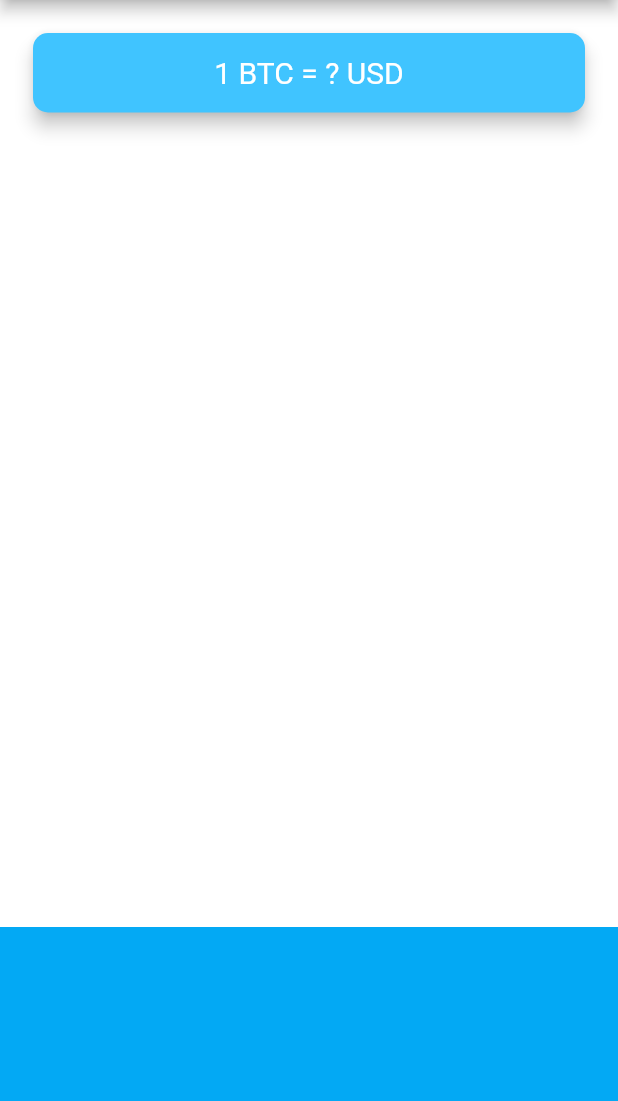
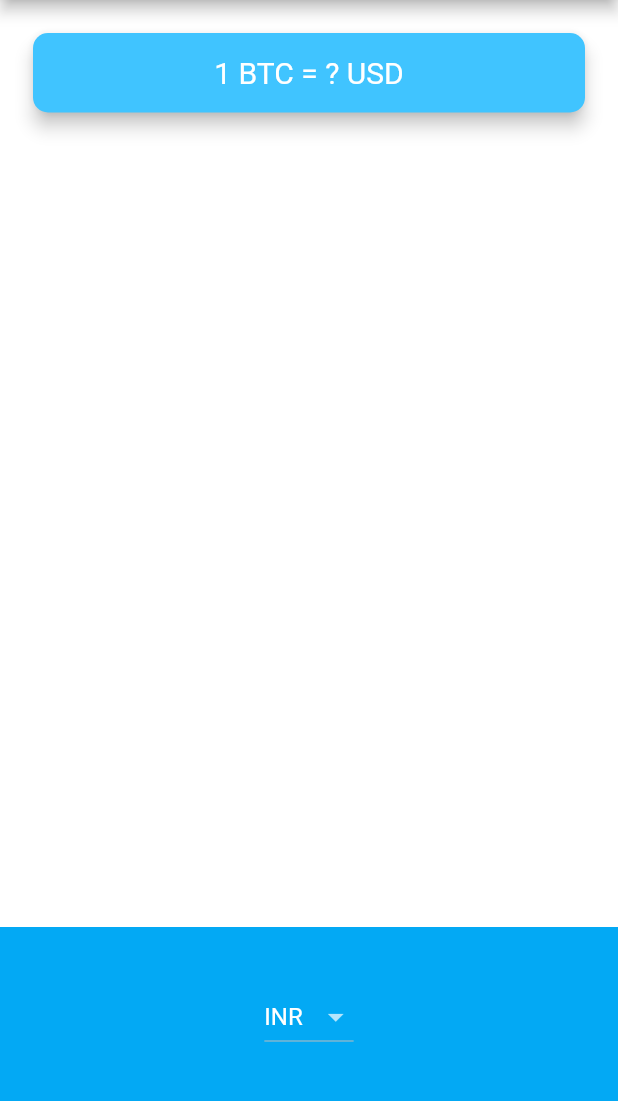
Before and after one commit to Syamgith/Bitcoin-Ticker-flutter, a Flutter app: the screen it shows after launch, on a phone screen of 412 x 824 dp, the part 84-1185 px from its top. Run offline on Flutter 3.47's test engine with Material 2 defaults, Android fonts, the phone set to English and light mode, and no system bars.

```diff
--- a/lib/coin_data.dart
+++ b/lib/coin_data.dart
@@ -1,3 +1,5 @@
+import 'package:flutter/material.dart';
+
 const List<String> currenciesList = [
   'AUD',
   'BRL',
@@ -28,4 +30,13 @@ const List<String> cryptoList = [
   'LTC',
 ];
 
-class CoinData {}
+class CoinData {
+  List<DropdownMenuItem<String>> getCurrencyList() {
+    List<DropdownMenuItem<String>> items = [];
+    for (int i = 0; i < currenciesList.length - 1; i++) {
+      items.add(DropdownMenuItem(
+          child: Text(currenciesList[i]), value: currenciesList[i]));
+    }
+    return items;
+  }
+}
--- a/lib/price_screen.dart
+++ b/lib/price_screen.dart
@@ -1,4 +1,6 @@
 import 'package:flutter/material.dart';
+
+import 'coin_data.dart';
 
 class PriceScreen extends StatefulWidget {
   @override
@@ -6,6 +8,8 @@ class PriceScreen extends StatefulWidget {
 }
 
 class _PriceScreenState extends State<PriceScreen> {
+  String selectedCurrency = 'INR';
+
   @override
   Widget build(BuildContext context) {
     return Scaffold(
@@ -42,7 +46,14 @@ class _PriceScreenState extends State<PriceScreen> {
             alignment: Alignment.center,
             padding: EdgeInsets.only(bottom: 30.0),
             color: Colors.lightBlue,
-            child: null,
+            child: DropdownButton<String>(
+                value: selectedCurrency,
+                items: CoinData().getCurrencyList(),
+                onChanged: (value) {
+                  setState(() {
+                    selectedCurrency = value;
+                  });
+                }),
           ),
         ],
       ),
```
Also changed, not shown: pubspec.lock, 1 other file.
